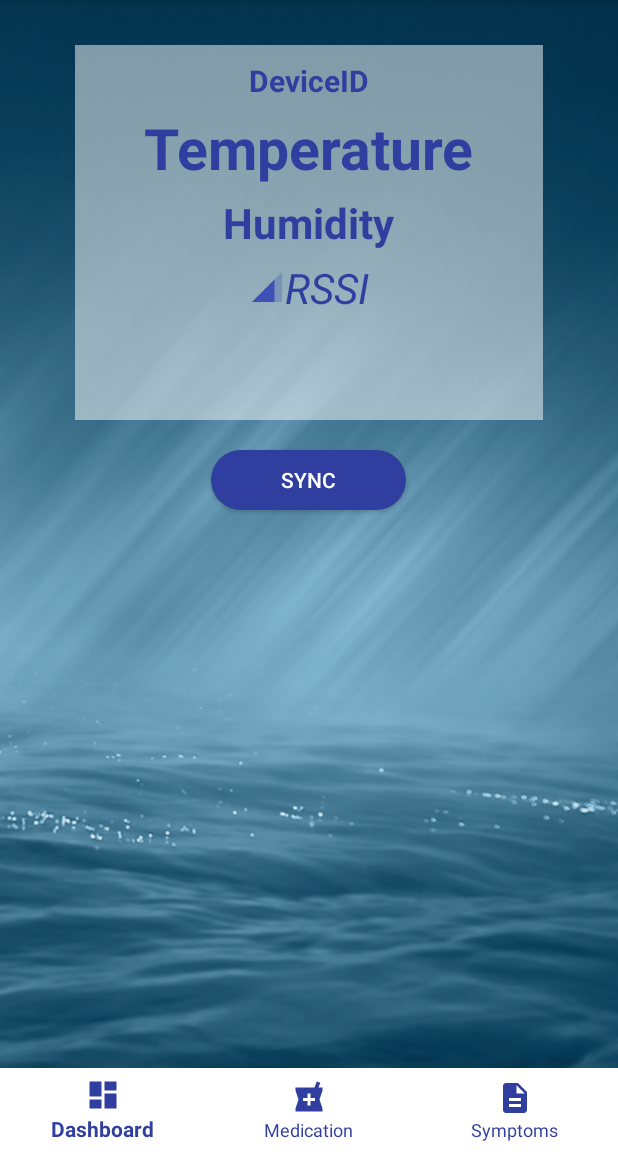
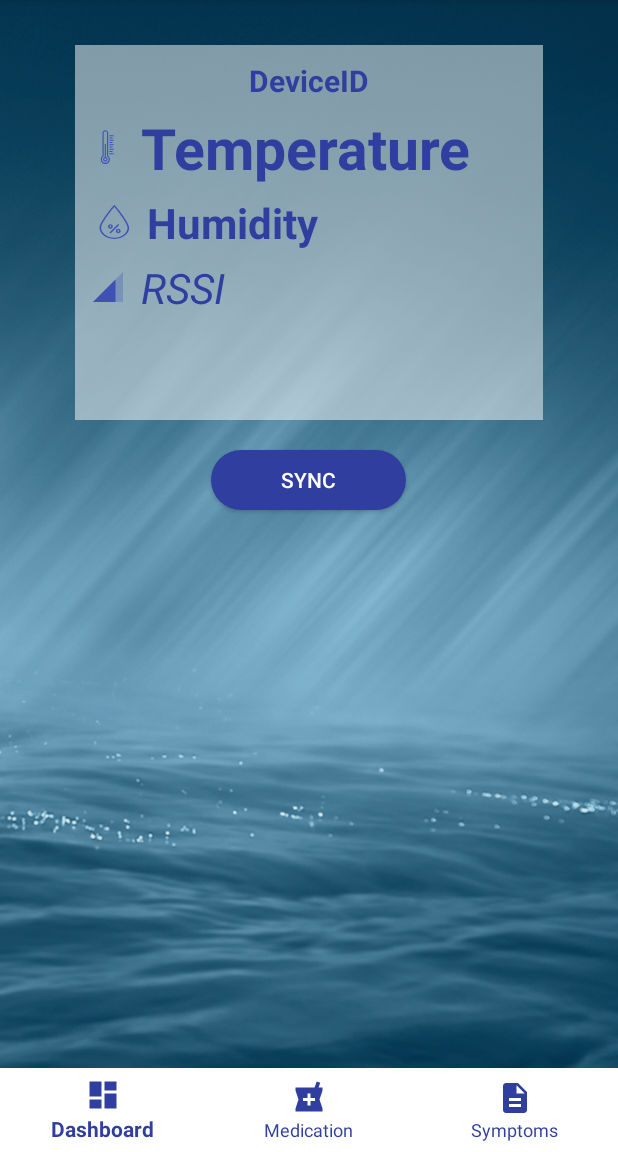
Before and after one commit to MuradAhmad/Asthma, an Android app: the MainActivity screen opened directly, with no data from a screen before it, on a phone screen of 412 x 824 dp, the part 84-1236 px from its top. Run offline under Robolectric (Android 15) with nearby library versions, the phone set to English and light mode, and no system bars; our stand-ins replace Volley; libraries missing offline, so code that uses them is left out: org.altbeacon.beacon; 2 statements that could not run were skipped.

Commit message:
update
update

```diff
--- a/app/src/main/java/com/example/murahmad/asthma/Database.java
+++ b/app/src/main/java/com/example/murahmad/asthma/Database.java
@@ -58,6 +58,9 @@ public class Database extends SQLiteOpenHelper {
     public static final String SYMPTOMS_TABLE = "Symptoms_Table";
     public static final String SYMPTOMS_timestamp = "Timestamp";
     public static final String SYMPTOMS = "Symptoms";
+    public static final String LOCATION = "Location";
+    public static final String RUUVITAG_DATA = "RuuvitagData";
+
 
 /*    // Feedback table
 
@@ -85,7 +88,7 @@ public class Database extends SQLiteOpenHelper {
 
 
     public Database(Context context) {
-        super(context, USER_DATABASE, null, 5);
+        super(context, USER_DATABASE, null, 7);
     }
 
     @Override
@@ -93,7 +96,7 @@ public class Database extends SQLiteOpenHelper {
         db.execSQL("create table " + DEVICE_TABLE + "(Id TEXT, Url TEXT, Rssi TEXT, Temperature TEXT, Humidity TEXT, Date TEXT )");
         db.execSQL("create table " + REGISTRATION_TABLE + "(Name TEXT, DateOfBirth TEXT, Email TEXT, Password TEXT ,Uuid TEXT, Timestamp REAL)");
         db.execSQL("create table " + MEDICATION_TABLE + "(Date TEXT, Drugs TEXT, Other_Drugs TEXT, New_Drugs TEXT, Asthma_Visits TEXT, Allergy_Visits TEXT, Other TEXT)");
-        db.execSQL("create table " + SYMPTOMS_TABLE + "(Symptoms TEXT, Timestamp REAL)");
+        db.execSQL("create table " + SYMPTOMS_TABLE + "(Symptoms TEXT, Location TEXT, RuuvitagData TEXT, Timestamp REAL)");
         //db.execSQL("create table " + FEEDBACK_TABLE + "(Feedback TEXT, Timestamp REAL)");
         db.execSQL("create table " + LOCATION_TABLE + "(Latitude TEXT, Longitude TEXT, Timestamp REAL)");
         db.execSQL("create table " + SETTING_TABLE + "(MorningTime TEXT, Eveni¢ngTime TEXT, LoginToken TEXT, Timestamp REAL)");
--- a/app/src/main/java/com/example/murahmad/asthma/MainActivity.java
+++ b/app/src/main/java/com/example/murahmad/asthma/MainActivity.java
@@ -13,6 +13,7 @@ import android.content.SharedPreferences;
 import android.content.pm.PackageManager;
 import android.database.Cursor;
 import android.database.sqlite.SQLiteDatabase;
+import android.location.GpsSatellite;
 import android.location.Location;
 import android.os.Build;
 import android.os.Handler;
@@ -173,8 +174,8 @@ public class MainActivity extends AppCompatActivity implements GoogleApiClient.C
         // send symptoms, feedback, location. device data to online server
         // get data from local DB
 
-        handler = new Database(this);
-        db = handler.getReadableDatabase();
+       /* handler = new Database(this);
+        db = handler.getReadableDatabase();*/
 
         // array list to store data from local DB
         symptomsList = new ArrayList<>();
@@ -183,9 +184,9 @@ public class MainActivity extends AppCompatActivity implements GoogleApiClient.C
 
 
        //database
-
+/*
         handler = new Database(this);
-        db = handler.getReadableDatabase();
+        db = handler.getReadableDatabase();*/
 /*
         // send User notification
 
@@ -460,9 +461,13 @@ public class MainActivity extends AppCompatActivity implements GoogleApiClient.C
     public void onLocationChanged(Location location) {
         myLatitude = location.getLatitude();
         myLongitude = location.getLongitude();
-        Toast.makeText(getApplicationContext(), String.valueOf(myLatitude) + String.valueOf(myLongitude), Toast.LENGTH_SHORT).show();
+        Toast.makeText(getApplicationContext(), String.valueOf(myLatitude) + String.valueOf(myLongitude) +"Satellite.. "+ String.valueOf(location.getExtras().getInt("satellites")), Toast.LENGTH_SHORT).show();
+        Log.d("satellites",String.valueOf(location.getExtras().getInt("satellites")));
+
 
     }
+
+
 
     private void requestLocationUpdates(){
 
@@ -523,7 +528,7 @@ public class MainActivity extends AppCompatActivity implements GoogleApiClient.C
 
         if (permissionIsGranted) {
             if (googleApiClient.isConnected()) {
-                requestLocationUpdates();
+                //requestLocationUpdates();
             }
         }
 
@@ -532,8 +537,7 @@ public class MainActivity extends AppCompatActivity implements GoogleApiClient.C
     @Override
     protected void onPause() {
         super.onPause();
-        if (permissionIsGranted)
-            LocationServices.FusedLocationApi.removeLocationUpdates(googleApiClient, this);
+        if (permissionIsGranted) LocationServices.FusedLocationApi.removeLocationUpdates(googleApiClient, this);
     }
 
     @Override
--- a/app/src/main/java/com/example/murahmad/asthma/RuuviTag.java
+++ b/app/src/main/java/com/example/murahmad/asthma/RuuviTag.java
@@ -120,9 +120,9 @@ public void process()
         }
         else if(rawData != null)
         {
-        //   humidity = (rawData[3]) * 0.5;
+          humidity = (rawData[3]) * 0.5;
 
-        humidity = ((float) (rawData[1] & 0xFF)) / 2f;
+        //humidity = ((float) (rawData[1] & 0xFF)) / 2f;
 
         double uTemp = (((rawData[4] & 127) << 8) | rawData[5]);
         double tempSign = (rawData[4] >> 7) & 1;
--- /dev/null
+++ b/app/src/main/res/drawable/ic_humidity.xml
@@ -0,0 +1,7 @@
+<vector android:height="24dp" android:viewportHeight="638.66705"
+    android:viewportWidth="538" android:width="28dp" xmlns:android="http://schemas.android.com/apk/res/android">
+    <path android:fillColor="#3F51B5" android:pathData="m501.441,422.625c0,-104.406 -173.816,-386.27 -181.215,-398.207 -1.941,-2.77 -5.105,-4.418 -8.488,-4.418 -3.379,0 -6.543,1.648 -8.484,4.418 -7.398,11.938 -181.223,293.801 -181.223,398.207 0,108.141 85.102,196.125 189.707,196.125s189.703,-87.984 189.703,-196.125zM311.738,598.781c-93.59,0 -169.738,-79.016 -169.738,-176.156 0,-86.184 134.285,-314.871 169.738,-373.738 35.457,58.91 169.734,287.555 169.734,373.738 0,97.141 -76.141,176.156 -169.734,176.156zM311.738,598.781"/>
+    <path android:fillColor="#3F51B5" android:pathData="m367.461,361.023c-2.156,-1.559 -4.844,-2.188 -7.469,-1.75 -2.621,0.434 -4.969,1.895 -6.508,4.063l-99.844,139.785c-3.203,4.488 -2.16,10.723 2.324,13.926 4.488,3.203 10.727,2.168 13.93,-2.324l99.844,-139.781c3.207,-4.477 2.188,-10.703 -2.277,-13.918zM367.461,361.023"/>
+    <path android:fillColor="#3F51B5" android:pathData="m291.77,399.094c0,-22.398 -13.16,-39.938 -29.953,-39.938 -16.793,0 -29.953,17.539 -29.953,39.938 0,22.395 13.16,39.938 29.953,39.938 16.793,0 29.953,-17.543 29.953,-39.938zM251.832,399.094c0,-12.195 5.914,-19.969 9.984,-19.969 4.074,0 9.984,7.773 9.984,19.969 0,12.191 -5.91,19.969 -9.984,19.969 -4.07,0 -9.984,-7.777 -9.984,-19.969zM251.832,399.094"/>
+    <path android:fillColor="#3F51B5" android:pathData="m361.66,439.031c-16.789,0 -29.953,17.539 -29.953,39.938 0,22.395 13.164,39.938 29.953,39.938 16.793,0 29.953,-17.543 29.953,-39.938 0,-22.398 -13.16,-39.938 -29.953,-39.938zM361.66,498.938c-4.07,0 -9.984,-7.777 -9.984,-19.969 0,-12.195 5.914,-19.969 9.984,-19.969 4.074,0 9.984,7.773 9.984,19.969 0,12.191 -5.91,19.969 -9.984,19.969zM361.66,498.938"/>
+</vector>
--- /dev/null
+++ b/app/src/main/res/drawable/ic_warm.xml
@@ -0,0 +1,14 @@
+<vector android:height="24dp" android:viewportHeight="640"
+    android:viewportWidth="640" android:width="24dp" xmlns:android="http://schemas.android.com/apk/res/android">
+    <path android:fillColor="#3F51B5" android:pathData="m272.668,620c44.16,-0.047 79.949,-35.84 80,-80 0.02,-24.984 -10.953,-48.715 -30,-64.879v-405.121c0,-27.613 -22.391,-50 -50,-50 -27.613,0 -50,22.387 -50,50v405.121c-19.051,16.164 -30.02,39.895 -30,64.879 0.047,44.16 35.84,79.953 80,80zM238.219,488.32 L242.668,485.32v-415.32c0,-16.566 13.43,-30 30,-30 16.566,0 30,13.434 30,30v415.352l4.445,3c16.129,12.273 25.582,31.383 25.555,51.648 0,33.133 -26.867,60 -60,60 -33.137,0 -60,-26.867 -60,-60 -0.078,-20.281 9.383,-39.422 25.551,-51.68zM238.219,488.32"/>
+    <path android:fillColor="#3F51B5" android:pathData="m412.668,430h-60c-5.523,0 -10,4.477 -10,10s4.477,10 10,10h60c5.52,0 10,-4.477 10,-10s-4.48,-10 -10,-10zM412.668,430"/>
+    <path android:fillColor="#3F51B5" android:pathData="m352.668,410h40c5.52,0 10,-4.477 10,-10s-4.48,-10 -10,-10h-40c-5.523,0 -10,4.477 -10,10s4.477,10 10,10zM352.668,410"/>
+    <path android:fillColor="#3F51B5" android:pathData="m412.668,350h-60c-5.523,0 -10,4.477 -10,10s4.477,10 10,10h60c5.52,0 10,-4.477 10,-10s-4.48,-10 -10,-10zM412.668,350"/>
+    <path android:fillColor="#3F51B5" android:pathData="m352.668,330h40c5.52,0 10,-4.477 10,-10s-4.48,-10 -10,-10h-40c-5.523,0 -10,4.477 -10,10s4.477,10 10,10zM352.668,330"/>
+    <path android:fillColor="#3F51B5" android:pathData="m412.668,270h-60c-5.523,0 -10,4.477 -10,10s4.477,10 10,10h60c5.52,0 10,-4.477 10,-10s-4.48,-10 -10,-10zM412.668,270"/>
+    <path android:fillColor="#3F51B5" android:pathData="m352.668,250h40c5.52,0 10,-4.477 10,-10s-4.48,-10 -10,-10h-40c-5.523,0 -10,4.477 -10,10s4.477,10 10,10zM352.668,250"/>
+    <path android:fillColor="#3F51B5" android:pathData="m412.668,190h-60c-5.523,0 -10,4.477 -10,10s4.477,10 10,10h60c5.52,0 10,-4.477 10,-10s-4.48,-10 -10,-10zM412.668,190"/>
+    <path android:fillColor="#3F51B5" android:pathData="m352.668,170h40c5.52,0 10,-4.477 10,-10s-4.48,-10 -10,-10h-40c-5.523,0 -10,4.477 -10,10s4.477,10 10,10zM352.668,170"/>
+    <path android:fillColor="#3F51B5" android:pathData="m412.668,110h-60c-5.523,0 -10,4.477 -10,10s4.477,10 10,10h60c5.52,0 10,-4.477 10,-10s-4.48,-10 -10,-10zM412.668,110"/>
+    <path android:fillColor="#3F51B5" android:pathData="m272.668,580c22.352,-0.313 40.238,-18.648 40,-41 0.258,-18.105 -12.297,-33.879 -30,-37.691v-231.309c0,-5.523 -4.48,-10 -10,-10 -5.523,0 -10,4.477 -10,10v231.27c-17.723,3.813 -30.281,19.609 -30,37.73 -0.242,22.352 17.645,40.688 40,41zM272.668,520c5.219,-0.316 10.336,1.547 14.129,5.152 3.793,3.602 5.918,8.617 5.871,13.848 0,11.043 -8.957,20 -20,20 -11.047,0 -20,-8.957 -20,-20 -0.051,-5.23 2.074,-10.246 5.867,-13.848 3.793,-3.605 8.91,-5.469 14.133,-5.152zM272.668,520"/>
+</vector>
--- a/app/src/main/res/layout/activity_dashboard.xml
+++ b/app/src/main/res/layout/activity_dashboard.xml
@@ -39,11 +39,14 @@
             android:id="@+id/txtTemperature"
             android:layout_width="wrap_content"
             android:layout_height="wrap_content"
+            android:drawableLeft="@drawable/ic_warm"
+            android:drawablePadding="10dp"
 
+            android:paddingLeft="10dp"
             android:layout_alignParentTop="true"
             android:layout_centerHorizontal="true"
             android:layout_marginTop="5dp"
-            android:layout_gravity="center"
+
             android:text="Temperature"
             android:textSize="38sp"
             android:textStyle="bold"
@@ -53,10 +56,14 @@
             android:id="@+id/txtHumidity"
             android:layout_width="wrap_content"
             android:layout_height="wrap_content"
+            android:drawableLeft="@drawable/ic_humidity"
+            android:drawablePadding="10dp"
+
             android:layout_alignParentTop="true"
             android:layout_centerHorizontal="true"
             android:layout_marginTop="5dp"
-            android:layout_gravity="center"
+            android:paddingLeft="10dp"
+
             android:text="Humidity"
             android:textSize="28sp"
             android:textStyle="bold"
@@ -68,10 +75,12 @@
             android:layout_width="wrap_content"
             android:layout_height="wrap_content"
             android:drawableLeft="@drawable/ic_network_cell_24dp"
+            android:drawablePadding="10dp"
             android:layout_alignParentTop="true"
             android:layout_centerHorizontal="true"
             android:layout_marginTop="5dp"
-            android:layout_gravity="center"
+            android:paddingLeft="10dp"
+
             android:text="RSSI"
             android:textSize="28sp"
             android:textStyle="italic"
```
Also changed, not shown: app/src/main/java/com/example/murahmad/asthma/Feedback.java (+139 -1 lines), app/src/main/java/com/example/murahmad/asthma/UserProfile.java (+20 -21 lines), app/src/main/res/drawable/ic_refresh_24dp.xml (added, +9 -0 lines).
